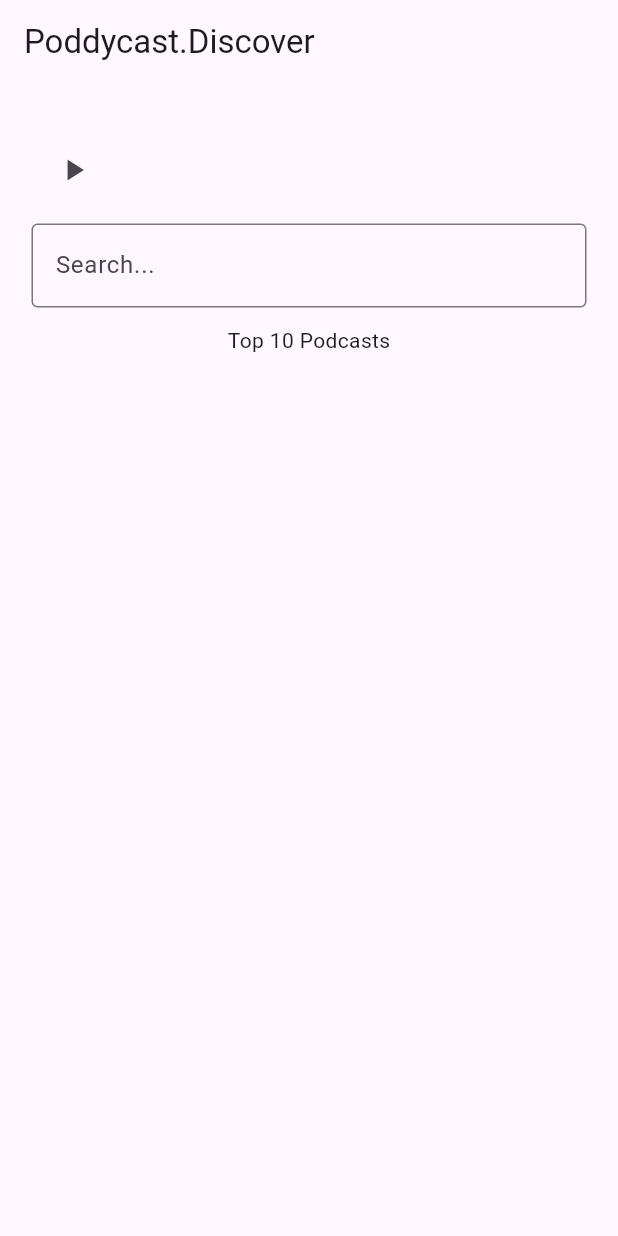
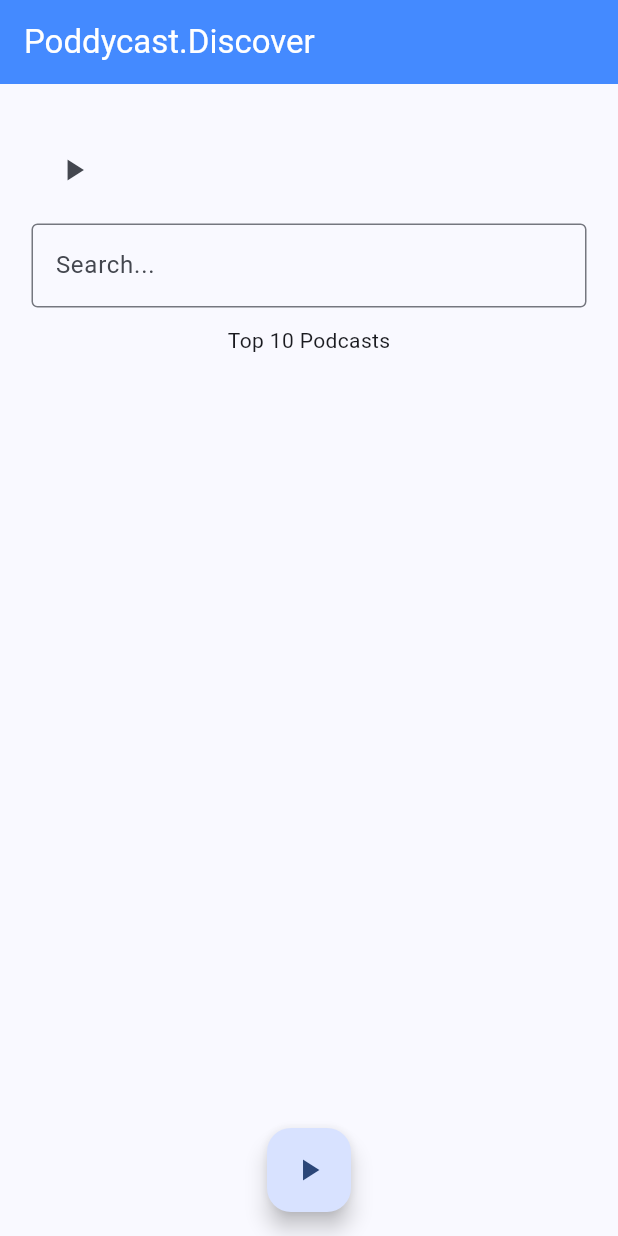
Before and after one commit to MrChuckomo/poddycast-discover, a Flutter app: the screen it shows after launch, on a phone screen of 412 x 824 dp. Run offline on Flutter 3.47's test engine with Material 3 defaults, Android fonts, the phone set to English and light mode, and no system bars; our stand-ins replace just_audio; missing offline and left inert: podcast_search.

Commit message:
feat: load episode into state provider

```diff
--- a/poddycast_discover/lib/features/search/presentation/pages/search_page.dart
+++ b/poddycast_discover/lib/features/search/presentation/pages/search_page.dart
@@ -53,11 +53,20 @@ class _SearchPageState extends State<SearchPage> {
   Widget build(BuildContext context) {
     return Scaffold(
       appBar: AppBar(
-        title: Text('Poddycast.Discover'),
-        backgroundColor: Colors.transparent,
-        elevation: null,
-        shadowColor: Colors.transparent,
+        title: Text(
+          'Poddycast.Discover',
+          style: TextStyle(color: Colors.white),
+        ),
+        backgroundColor: Colors.blueAccent,
+        // backgroundColor: Colors.transparent,
+        // elevation: null,
+        // shadowColor: Colors.transparent,
       ),
+      floatingActionButton: FloatingActionButton(
+        onPressed: () {},
+        child: Icon(Icons.play_arrow),
+      ),
+      floatingActionButtonLocation: FloatingActionButtonLocation.centerFloat,
       body: Padding(
         padding: const EdgeInsets.all(21.0),
         child: Column(
--- a/poddycast_discover/lib/features/search/presentation/provider/audio_feed_provider.dart
+++ b/poddycast_discover/lib/features/search/presentation/provider/audio_feed_provider.dart
@@ -1,19 +1,20 @@
 import 'package:flutter/material.dart';
+import 'package:podcast_search/podcast_search.dart';
 
 class AudioFeedProvider extends ChangeNotifier {
   String _feedUrl = '';
-  // String _episode = '';
+  Episode? _episode = null;
 
   String get feedUrl => _feedUrl;
-  // String get episode => _episode;
+  Episode? get episode => _episode;
 
   void setFeedUrl(String value) {
     _feedUrl = value;
     notifyListeners();
   }
 
-  // void setEpiode(String value) {
-  //   _episode = value;
-  //   notifyListeners();
-  // }
+  void setEpiode(Episode value) {
+    _episode = value;
+    notifyListeners();
+  }
 }
--- a/poddycast_discover/lib/features/search/presentation/widgets/player.dart
+++ b/poddycast_discover/lib/features/search/presentation/widgets/player.dart
@@ -46,13 +46,17 @@ class _PlayerState extends State<Player> {
 
   @override
   Widget build(BuildContext context) {
+    Episode? ep = context.watch<AudioFeedProvider>().episode;
     return ListTile(
       leading:
           _isLoading
               ? CircularProgressIndicator()
               : Icon(_isPlaying ? Icons.pause : Icons.play_arrow),
-      title: Text(context.watch<AudioFeedProvider>().feedUrl),
-      subtitle: Text(_currentTitle),
+      title: Text(ep?.title ?? ''),
+      subtitle: Text(ep?.author ?? ''),
+      // trailing: Image.network(
+      //   context.read<AudioFeedProvider>().episode?.imageUrl ?? '',
+      // ),
       onTap:
           () =>
               _isPlaying
--- a/poddycast_discover/lib/features/search/presentation/widgets/podcast_card.dart
+++ b/poddycast_discover/lib/features/search/presentation/widgets/podcast_card.dart
@@ -41,6 +41,11 @@ class _PodcastCardState extends State<PodcastCard> {
             return ListTile(
               title: Text(feed.episodes[index].title),
               subtitle: Text('${feed.episodes[index].publicationDate}'),
+              onTap: () {
+                context.read<AudioFeedProvider>().setEpiode(
+                  feed.episodes[index],
+                );
+              },
             );
           },
         );
--- a/poddycast_discover/lib/main.dart
+++ b/poddycast_discover/lib/main.dart
@@ -20,7 +20,7 @@ class MyApp extends StatelessWidget {
     return MaterialApp(
       title: 'Poddycast Discover',
       theme: ThemeData(
-        colorScheme: ColorScheme.fromSeed(seedColor: Colors.deepPurple),
+        colorScheme: ColorScheme.fromSeed(seedColor: Colors.blueAccent),
       ),
       // debugShowCheckedModeBanner: false,
       home: const SearchPage(),
```
